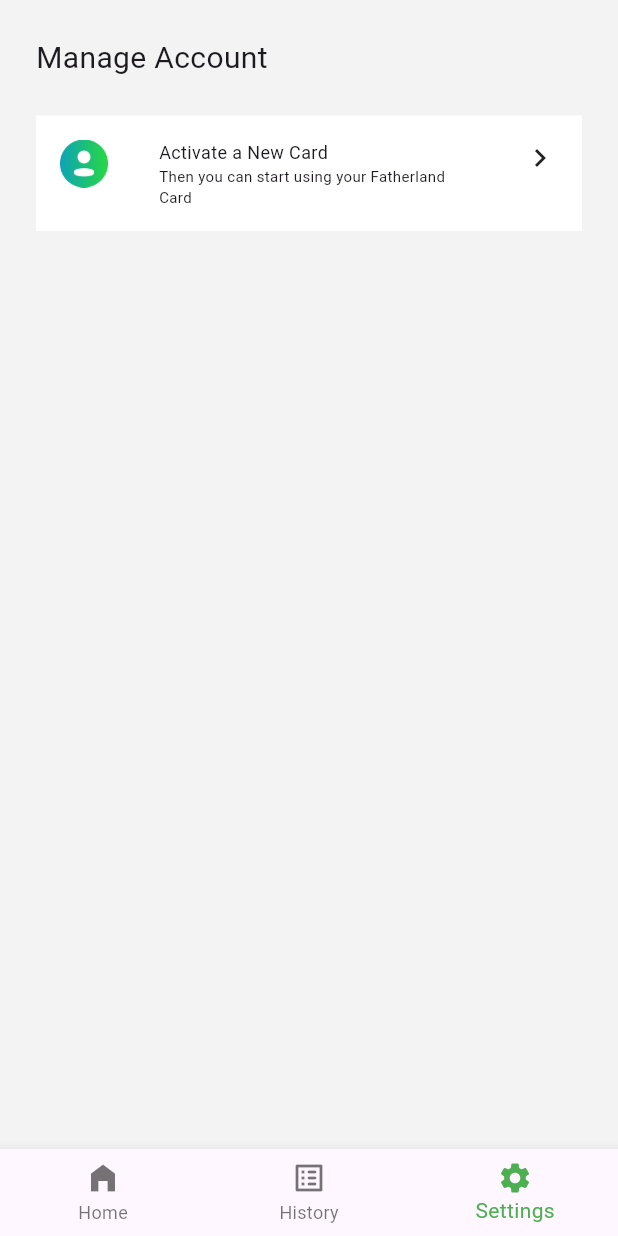
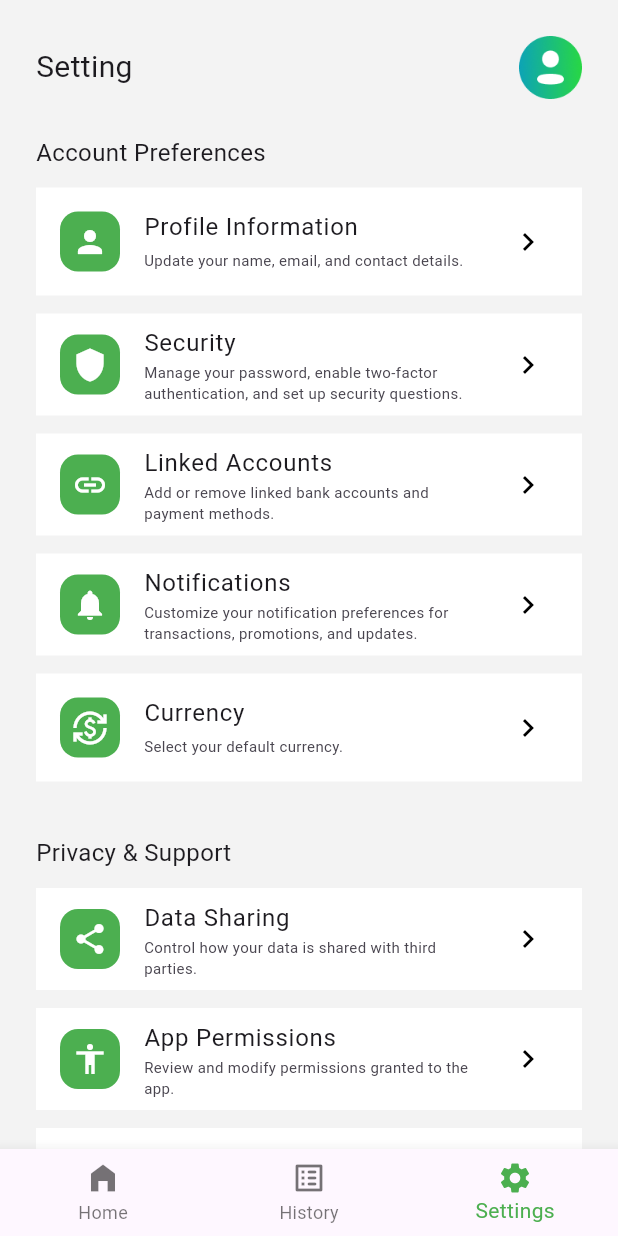
Before and after one commit to olumuyiwaa/fatherland-money, a Flutter app: the screen it shows after launch, item 3 of the bottom bar chosen, on a phone screen of 412 x 824 dp. Run offline on Flutter 3.47's test engine with Material 3 defaults, Android fonts, the phone set to English and light mode, and no system bars.

Commit message:
Updated AppDelegate.swift, various Dart files, and pubspec.lock with code changes and dependency updates.

```diff
--- a/lib/pages/bank_statement.dart
+++ b/lib/pages/bank_statement.dart
@@ -56,7 +56,9 @@ class _BankStatementState extends State<BankStatement> {
   @override
   Widget build(BuildContext context) {
     return Scaffold(
+      backgroundColor: Color.fromARGB(255, 243, 243, 243),
       appBar: AppBar(
+        backgroundColor: Color.fromARGB(255, 243, 243, 243),
         title: Text('Bank Statement'),
       ),
       body: Padding(
@@ -65,7 +67,7 @@ class _BankStatementState extends State<BankStatement> {
           children: [
             Text('Time Frame'),
             Padding(
-              padding: EdgeInsets.only(top: 24, bottom: 12),
+              padding: EdgeInsets.only(top: 12, bottom: 12),
               child: Column(
                 children: [
                   Row(
@@ -86,7 +88,9 @@ class _BankStatementState extends State<BankStatement> {
                           ),
                         ),
                       ),
-                      SizedBox(width: 16),
+                      SizedBox(width: 12),
+                      Text('To'),
+                      SizedBox(width: 12),
                       Expanded(
                         child: GestureDetector(
                           onTap: () => _selectDate(context, false),
--- a/lib/pages/home_page.dart
+++ b/lib/pages/home_page.dart
@@ -25,6 +25,9 @@ class HomePage extends StatelessWidget {
     return ListView(
       children: [
         Row(
+          mainAxisAlignment: MainAxisAlignment.spaceBetween,
+          children: [
+            Row(
               children: [
                 Text(
                   'Hello, Emmanuel',
@@ -36,6 +39,13 @@ class HomePage extends StatelessWidget {
                 Icon(
                   Icons.waving_hand_rounded,
                   color: Colors.amberAccent,
+                ),
+              ],
+            ),
+            Image(
+              height: 42,
+              width: 42,
+              image: AssetImage('assets/icon-1.png'),
             ),
           ],
         ),
@@ -227,7 +237,7 @@ class HomePage extends StatelessWidget {
         SizedBox(
           height: 24,
         ),
-        BudgetWidget(),
+        ExpenditureWidget(),
         AnalyticsWidget(),
         Padding(
           padding: EdgeInsets.only(top: 12, bottom: 12),
--- a/lib/pages/manage_expenditures.dart
+++ b/lib/pages/manage_expenditures.dart
@@ -1,5 +1,6 @@
-// ignore_for_file: prefer_const_constructors
+// ignore_for_file: prefer_const_constructors, prefer_const_literals_to_create_immutables
 
+import 'package:fatherland_money/utilities/expenditure_widget.dart';
 import 'package:flutter/material.dart';
 
 class ManageBudgets extends StatelessWidget {
@@ -8,11 +9,18 @@ class ManageBudgets extends StatelessWidget {
   @override
   Widget build(BuildContext context) {
     return Scaffold(
+      backgroundColor: Color.fromARGB(255, 243, 243, 243),
       appBar: AppBar(
+        backgroundColor: Color.fromARGB(255, 243, 243, 243),
         title: Text('Manage Expenditures'),
       ),
       body: Padding(
         padding: EdgeInsets.fromLTRB(24, 24, 24, 0),
+        child: ListView(
+          children: [
+            ExpenditureWidget(),
+          ],
+        ),
       ),
     );
   }
--- a/lib/pages/money_remitance.dart
+++ b/lib/pages/money_remitance.dart
@@ -13,7 +13,9 @@ class MoneyRemitancePage extends StatelessWidget {
   @override
   Widget build(BuildContext context) {
     return Scaffold(
+        backgroundColor: Color.fromARGB(255, 243, 243, 243),
         appBar: AppBar(
+          backgroundColor: Color.fromARGB(255, 243, 243, 243),
           title: Text('Money Remittance'),
         ),
         body: Padding(
--- a/lib/pages/money_transfer_page.dart
+++ b/lib/pages/money_transfer_page.dart
@@ -13,8 +13,10 @@ class MoneyTransferPage extends StatelessWidget {
   @override
   Widget build(BuildContext context) {
     return Scaffold(
+        backgroundColor: Color.fromARGB(255, 243, 243, 243),
         appBar: AppBar(
           title: Text('Money Transfer'),
+          backgroundColor: Color.fromARGB(255, 243, 243, 243),
         ),
         body: Padding(
           padding: EdgeInsets.fromLTRB(24, 24, 24, 0),
--- a/lib/pages/settings_page.dart
+++ b/lib/pages/settings_page.dart
@@ -1,5 +1,6 @@
 // ignore_for_file: prefer_const_constructors, prefer_const_literals_to_create_immutables
 
+import 'package:fatherland_money/utilities/setting_tile.dart';
 import 'package:flutter/material.dart';
 
 class SettingsPage extends StatelessWidget {
@@ -9,45 +10,156 @@ class SettingsPage extends StatelessWidget {
   Widget build(BuildContext context) {
     return ListView(
       children: [
+        Row(
+          mainAxisAlignment: MainAxisAlignment.spaceBetween,
+          children: [
             Text(
-          'Manage Account',
+              'Setting',
               style: TextStyle(fontSize: 20),
+            ),
+            Image(
+              height: 42,
+              width: 42,
+              image: AssetImage('assets/icon-1.png'),
+            ),
+          ],
         ),
         SizedBox(
           height: 24,
         ),
-        Container(
-          padding: EdgeInsets.all(16),
-          color: Colors.white,
-          child: Row(
-            mainAxisAlignment: MainAxisAlignment.spaceBetween,
-            crossAxisAlignment: CrossAxisAlignment.start,
-            children: [
-              Image(
-                height: 32,
-                width: 32,
-                image: AssetImage('assets/icon-1.png'),
-              ),
-              SizedBox(
-                width: 208,
-                child: Column(
+        Column(
           crossAxisAlignment: CrossAxisAlignment.start,
           children: [
             Text(
-                      'Activate a New Card',
-                      style: TextStyle(fontSize: 12),
+              'Account Preferences',
+              style: TextStyle(fontSize: 16),
             ),
-                    Text(
-                      'Then you can start using your Fatherland Card',
-                      style: TextStyle(fontSize: 10),
+            SizedBox(
+              height: 12,
+            ),
+            SettingTile(
+              titleText: 'Profile Information',
+              subtitleText: 'Update your name, email, and contact details.',
+              tileIcon: Icon(Icons.person),
+            ),
+            SettingTile(
+              titleText: 'Security',
+              subtitleText:
+                  'Manage your password, enable two-factor authentication, and set up security questions.',
+              tileIcon: Icon(Icons.shield),
+            ),
+            SettingTile(
+              titleText: 'Linked Accounts',
+              subtitleText:
+                  'Add or remove linked bank accounts and payment methods.',
+              tileIcon: Icon(Icons.link),
+            ),
+            SettingTile(
+              titleText: 'Notifications',
+              subtitleText:
+                  'Customize your notification preferences for transactions, promotions, and updates.',
+              tileIcon: Icon(Icons.notifications),
+            ),
+            SettingTile(
+              titleText: 'Currency',
+              subtitleText: 'Select your default currency.',
+              tileIcon: Icon(Icons.currency_exchange),
             )
           ],
         ),
+        SizedBox(
+          height: 24,
         ),
-              Icon(Icons.chevron_right_outlined)
+        Column(
+          crossAxisAlignment: CrossAxisAlignment.start,
+          children: [
+            Text(
+              'Privacy & Support',
+              style: TextStyle(fontSize: 16),
+            ),
+            SizedBox(
+              height: 12,
+            ),
+            SettingTile(
+              titleText: 'Data Sharing',
+              subtitleText:
+                  'Control how your data is shared with third parties.',
+              tileIcon: Icon(Icons.share),
+            ),
+            SettingTile(
+              titleText: 'App Permissions',
+              subtitleText: 'Review and modify permissions granted to the app.',
+              tileIcon: Icon(Icons.accessibility),
+            ),
+            SettingTile(
+              titleText: 'Help Center',
+              subtitleText: 'Access FAQs, tutorials, and user guides.',
+              tileIcon: Icon(Icons.help),
+            ),
+            SettingTile(
+              titleText: 'Contact Us',
+              subtitleText:
+                  'Reach out to customer support via chat, email, or phone.',
+              tileIcon: Icon(Icons.contact_support),
+            )
           ],
         ),
+        SizedBox(
+          height: 12,
+        ),
+        Column(
+          crossAxisAlignment: CrossAxisAlignment.start,
+          children: [
+            Text(
+              'Legal',
+              style: TextStyle(fontSize: 16),
+            ),
+            SizedBox(
+              height: 12,
+            ),
+            SettingTile(
+              titleText: 'Terms of Service',
+              subtitleText: "Review the app's terms and conditions.",
+              tileIcon: Icon(Icons.note),
+            ),
+            SettingTile(
+              titleText: 'Privacy Policy',
+              subtitleText: 'Read about how your data is protected.',
+              tileIcon: Icon(Icons.note),
+            ),
+            SettingTile(
+              titleText: 'Licenses',
+              subtitleText:
+                  'View open-source licenses and third-party acknowledgments.',
+              tileIcon: Icon(Icons.note),
             )
+          ],
+        ),
+        SizedBox(
+          height: 12,
+        ),
+        Column(
+          crossAxisAlignment: CrossAxisAlignment.start,
+          children: [
+            Text(
+              'About',
+              style: TextStyle(fontSize: 16),
+            ),
+            SizedBox(
+              height: 12,
+            ),
+            SettingTile(
+              titleText: 'App Version: V 1.0.2.3',
+              subtitleText: "Click to see if a new update is available",
+              tileIcon: Icon(Icons.update),
+            ),
+            SettingTile(
+              titleText: 'Developer Info',
+              subtitleText: 'Learn more about the team behind the app.',
+              tileIcon: Icon(Icons.developer_board),
+            )
+          ],
+        ),
       ],
     );
   }
--- a/lib/pages/transaction_log.dart
+++ b/lib/pages/transaction_log.dart
@@ -29,9 +29,19 @@ class TransactionLog extends StatelessWidget {
   Widget build(BuildContext context) {
     return ListView(
       children: [
-        Text(
-          'Transaction History',
-          style: TextStyle(fontSize: 20, fontWeight: FontWeight.w400),
+        Row(
+          mainAxisAlignment: MainAxisAlignment.spaceBetween,
+          children: [
+            Text(
+              'Transaction History',
+              style: TextStyle(fontSize: 20, fontWeight: FontWeight.w400),
+            ),
+            Image(
+              height: 42,
+              width: 42,
+              image: AssetImage('assets/icon-1.png'),
+            ),
+          ],
         ),
         SizedBox(
           height: 24,
--- a/lib/utilities/expenditure_widget.dart
+++ b/lib/utilities/expenditure_widget.dart
@@ -2,8 +2,8 @@
 
 import 'package:flutter/material.dart';
 
-class BudgetWidget extends StatelessWidget {
-  const BudgetWidget({super.key});
+class ExpenditureWidget extends StatelessWidget {
+  const ExpenditureWidget({super.key});
 
   @override
   Widget build(BuildContext context) {
--- /dev/null
+++ b/lib/utilities/setting_tile.dart
@@ -0,0 +1,45 @@
+// ignore_for_file: prefer_const_constructors
+
+import 'package:flutter/material.dart';
+
+class SettingTile extends StatelessWidget {
+  final String titleText;
+  final String subtitleText;
+  final Icon tileIcon;
+
+  const SettingTile({
+    super.key,
+    required this.titleText,
+    required this.subtitleText,
+    required this.tileIcon,
+  });
+
+  @override
+  Widget build(BuildContext context) {
+    return Padding(
+      padding: EdgeInsets.only(bottom: 12),
+      child: ListTile(
+        leading: Container(
+          padding: EdgeInsets.all(8),
+          decoration: BoxDecoration(
+            borderRadius: BorderRadius.circular(12),
+            color: Colors.green,
+          ),
+          child: tileIcon,
+        ),
+        title: Text(titleText),
+        subtitle: Text(
+          subtitleText,
+          style: TextStyle(fontSize: 10),
+        ),
+        tileColor: Colors.white,
+        trailing: Icon(
+          Icons.chevron_right,
+          color: Colors.black,
+        ),
+        onTap: () {},
+        iconColor: Colors.white,
+      ),
+    );
+  }
+}
```
Also changed, not shown: pubspec.lock, 1 other file. Lines whose indentation alone changed are shown as unchanged.
